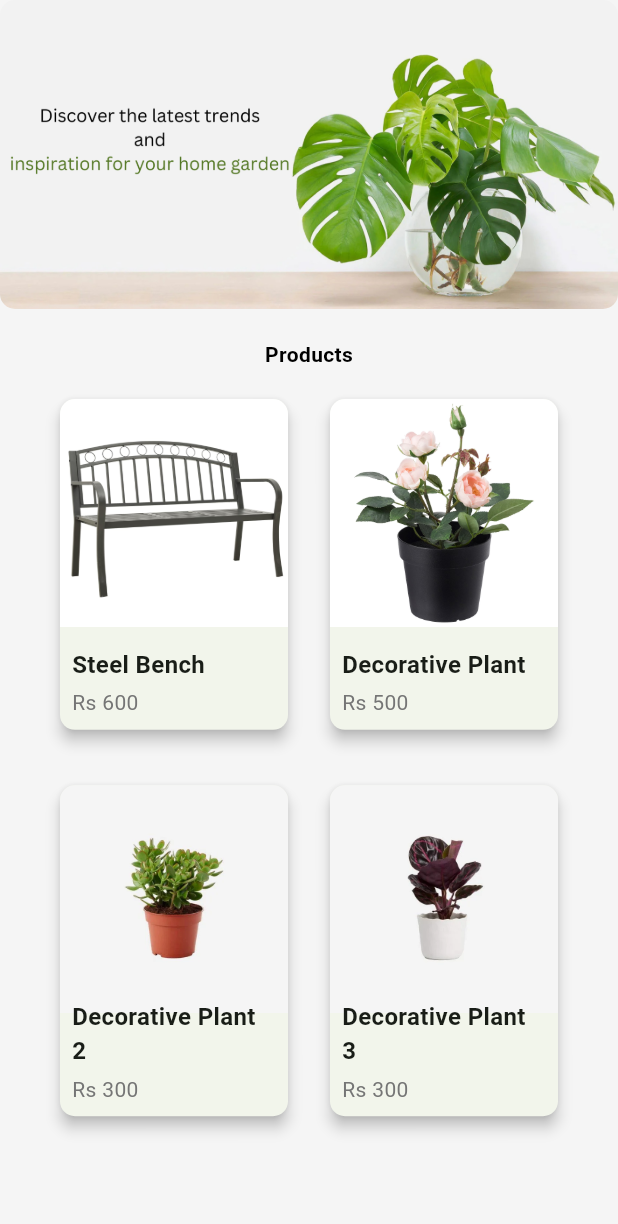
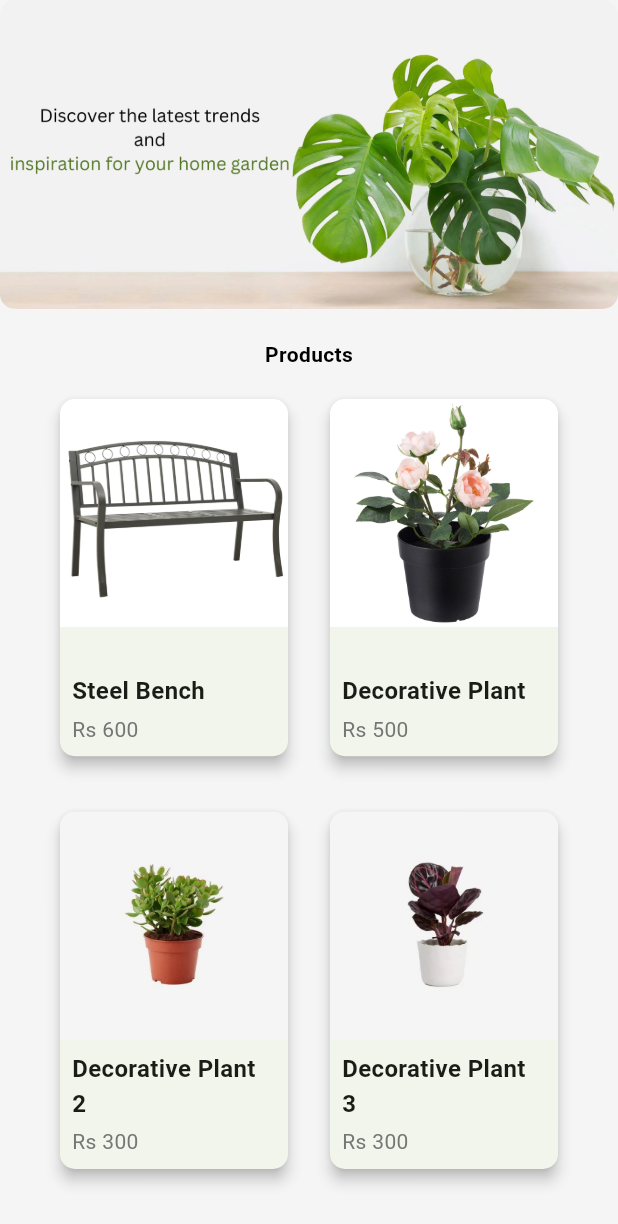
Before and after one commit to KJBotheju/modern_landscaping, a Flutter app: the Body screen opened directly, on a phone screen of 412 x 824 dp. Shown: the top 1224 px of the screen. Run offline on Flutter 3.47's test engine with Material 3 defaults, Android fonts, the phone set to English and light mode, and no system bars; drawn by our look-alikes of carousel_slider; our stand-ins replace cloud_firestore, firebase_auth, firebase_core, shared_preferences; accounts and stored records are empty.

```diff
--- a/lib/products/products.dart
+++ b/lib/products/products.dart
@@ -83,13 +83,22 @@ class _ProductsState extends State<Products> {
 
   @override
   Widget build(BuildContext context) {
+    final width = MediaQuery.of(context).size.width;
+
+    int crossAxisCount;
+    if (width < 400) {
+      crossAxisCount = 1;
+    } else {
+      crossAxisCount = 2;
+    }
+
     return GridView.builder(
       padding: const EdgeInsets.all(16.0),
-      gridDelegate: const SliverGridDelegateWithFixedCrossAxisCount(
-        crossAxisCount: 2,
+      gridDelegate: SliverGridDelegateWithFixedCrossAxisCount(
+        crossAxisCount: crossAxisCount,
         crossAxisSpacing: 20.0,
         mainAxisSpacing: 29.0,
-        childAspectRatio: 0.7,
+        childAspectRatio: 0.65,
       ),
       itemCount: _products.length,
       itemBuilder: (context, index) {
@@ -115,6 +124,7 @@ class _ProductsState extends State<Products> {
                 ),
               ),
               if (_selectedProductIndex == index) ...[
+                // Show icons only for selected product
                 Positioned(
                   top: 10,
                   right: 10,
```
Also changed, not shown: 5 other files.
